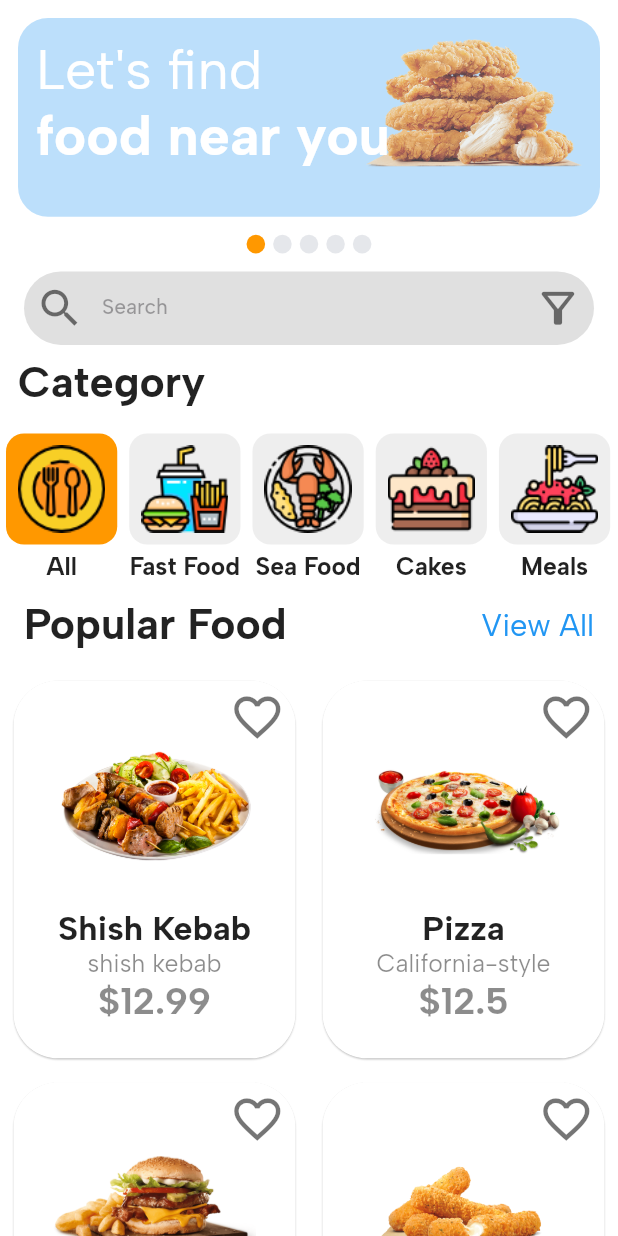
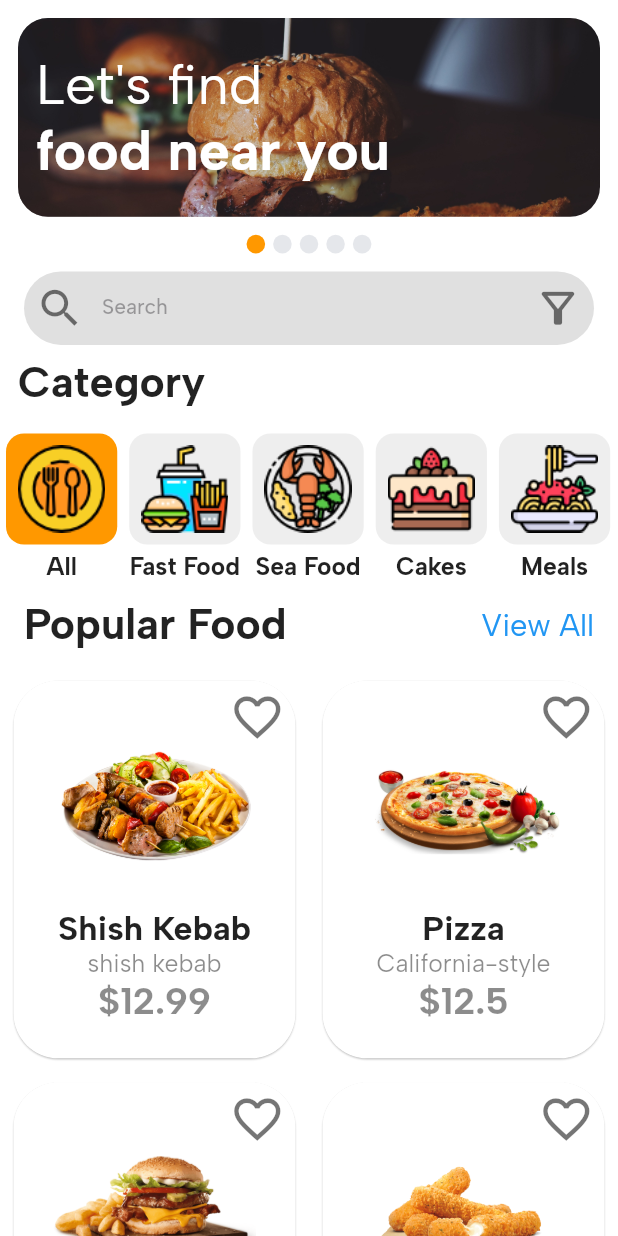
Before and after one commit to MoeAlm/food_app, a Flutter app: the HomeScreen screen opened directly, on a phone screen of 412 x 824 dp. Run offline on Flutter 3.47's test engine with Material 2 defaults, Android fonts, the phone set to English and light mode, and no system bars; drawn by our look-alikes of smooth_page_indicator; our stand-ins replace animated_bottom_navigation_bar, badges, bloc, firebase_auth, firebase_core, flutter_bloc and 6 more; accounts and stored records are empty.

Commit message:
Added Some stuff and fixed bugs

```diff
--- a/lib/view/home/home_screen.dart
+++ b/lib/view/home/home_screen.dart
@@ -1,7 +1,9 @@
+import 'dart:async';
+
 import 'package:flutter/material.dart';
 import 'package:flutter_bloc/flutter_bloc.dart';
 import 'package:food_app_api/view/detail_screen.dart';
-import 'package:food_app_api/view/home/page_indicator.dart';
+import 'package:smooth_page_indicator/smooth_page_indicator.dart';
 import 'package:velocity_x/velocity_x.dart';
 import '../../components/category_components.dart';
 import '../../components/food_components.dart';
@@ -9,8 +11,41 @@ import '../../core/cubit/cubit.dart';
 import '../../core/cubit/states.dart';
 import '../view_all_screen.dart';
 
-class HomeScreen extends StatelessWidget {
+class HomeScreen extends StatefulWidget {
   const HomeScreen({super.key});
+
+  @override
+  State<HomeScreen> createState() => _HomeScreenState();
+}
+
+class _HomeScreenState extends State<HomeScreen> {
+  PageController pageController = PageController();
+  int indexOfPageView = 0;
+
+  @override
+  void initState() {
+    super.initState();
+
+    /// For Changing Index of Page View Automatically
+    Timer.periodic(const Duration(seconds: 3), (Timer timer) {
+      if (indexOfPageView < 4) {
+        indexOfPageView++;
+        pageController.animateToPage(
+          indexOfPageView,
+          duration: const Duration(milliseconds: 350),
+          curve: Curves.ease,
+        );
+      } else {
+        indexOfPageView = -1;
+      }
+    });
+  }
+
+  @override
+  void dispose() {
+    pageController.dispose();
+    super.dispose();
+  }
 
   @override
   Widget build(BuildContext context) {
@@ -32,28 +67,32 @@ class HomeScreen extends StatelessWidget {
                   SizedBox(
                     height: height * 0.19,
                     child: PageView.builder(
-                        controller: cubit.pageController,
+                        controller: pageController,
                         itemCount: 5,
                         itemBuilder: (context, index) {
                           return Container(
                             decoration: BoxDecoration(
                                 color: Colors.blue.withOpacity(0.3),
-                                borderRadius: BorderRadius.circular(20)),
+                                gradient: LinearGradient(
+                                    colors: [
+                                      Colors.transparent,
+                                      Colors.black
+                                    ],
+                                    begin: Alignment.centerRight,
+                                    end: Alignment.centerLeft,
+                                ),
+                                borderRadius: BorderRadius.circular(20),
+                                image: DecorationImage(
+                                    image:
+                                        AssetImage('assets/images/banner.jpg'),
+                                    fit: BoxFit.cover,
+                                ),
+                            ),
                             child: SizedBox(
                               width: width,
-                              child: Stack(
-                                children: [
-                                  Positioned(
-                                    top: -40,
-                                    right: 0,
-                                    child: Image.asset(
-                                      'assets/images/food/banner.png',
-                                      width: width * 0.35,
-                                    ).opacity75(),
-                                  ),
-                                  Column(
-                                    crossAxisAlignment:
-                                        CrossAxisAlignment.start,
+                              child: Column(
+                                crossAxisAlignment: CrossAxisAlignment.start,
+                                mainAxisAlignment: MainAxisAlignment.center,
                                 children: [
                                   Text(
                                     'Let\'s find',
@@ -69,8 +108,6 @@ class HomeScreen extends StatelessWidget {
                                         color: Colors.white),
                                   )
                                 ],
-                                  ),
-                                ],
                               ).px(12).py12(),
                             ),
                           ).p(12);
@@ -78,8 +115,21 @@ class HomeScreen extends StatelessWidget {
                   ),
                   Align(
                       alignment: Alignment.center,
-                    child: pageIndicator(width, height),
-                  ).pOnly(bottom: 12),
+                      child: SmoothPageIndicator(
+                        controller: pageController,
+                        count: 5,
+                        effect: WormEffect(
+                            spacing: width * 0.013,
+                            dotHeight: height * 0.015,
+                            dotWidth: width * 0.03,
+                            activeDotColor: Colors.orange,
+                            dotColor: Vx.gray200),
+                        onDotClicked: (value) {
+                          pageController.animateToPage(value,
+                              duration: const Duration(milliseconds: 500),
+                              curve: Curves.ease);
+                        },
+                      )).pOnly(bottom: 12),
                   TextField(
                     enabled: false,
                     decoration: InputDecoration(
--- a/lib/view/home/page_indicator.dart
+++ b/lib/view/home/page_indicator.dart
@@ -1,29 +1,29 @@
-import 'package:flutter/material.dart';
-import 'package:flutter_bloc/flutter_bloc.dart';
-import 'package:smooth_page_indicator/smooth_page_indicator.dart';
-import 'package:velocity_x/velocity_x.dart';
-import '../../core/cubit/cubit.dart';
-import '../../core/cubit/states.dart';
-
-Widget pageIndicator(double width, double height) {
-  return BlocConsumer<FoodCubit, AppState>(
-    listener: (BuildContext context, Object? state) {},
-    builder: (BuildContext context, state) {
-      var cubit = FoodCubit.get(context);
-      return SmoothPageIndicator(
-        controller: cubit.pageController,
-        count: 5,
-        effect: WormEffect(
-            spacing: width * 0.013,
-            dotHeight: height * 0.015,
-            dotWidth: width * 0.03,
-            activeDotColor: Colors.orange,
-            dotColor: Vx.gray200),
-        onDotClicked: (value) {
-          cubit.pageController.animateToPage(value,
-              duration: const Duration(milliseconds: 500), curve: Curves.ease);
-        },
-      );
-    },
-  );
-}
+// import 'package:flutter/material.dart';
+// import 'package:flutter_bloc/flutter_bloc.dart';
+// import 'package:smooth_page_indicator/smooth_page_indicator.dart';
+// import 'package:velocity_x/velocity_x.dart';
+// import '../../core/cubit/cubit.dart';
+// import '../../core/cubit/states.dart';
+//
+// Widget pageIndicator(double width, double height) {
+//   return BlocConsumer<FoodCubit, AppState>(
+//     listener: (BuildContext context, Object? state) {},
+//     builder: (BuildContext context, state) {
+//       var cubit = FoodCubit.get(context);
+//       return SmoothPageIndicator(
+//         controller: cubit.pageController,
+//         count: 5,
+//         effect: WormEffect(
+//             spacing: width * 0.013,
+//             dotHeight: height * 0.015,
+//             dotWidth: width * 0.03,
+//             activeDotColor: Colors.orange,
+//             dotColor: Vx.gray200),
+//         onDotClicked: (value) {
+//           cubit.pageController.animateToPage(value,
+//               duration: const Duration(milliseconds: 500), curve: Curves.ease);
+//         },
+//       );
+//     },
+//   );
+// }
```
Also changed, not shown: lib/core/cubit/cubit.dart (+0 -21 lines), lib/view/cart_screen.dart (+94 -18 lines), assets/images/banner.jpg (added). Lines whose indentation alone changed are shown as unchanged.
